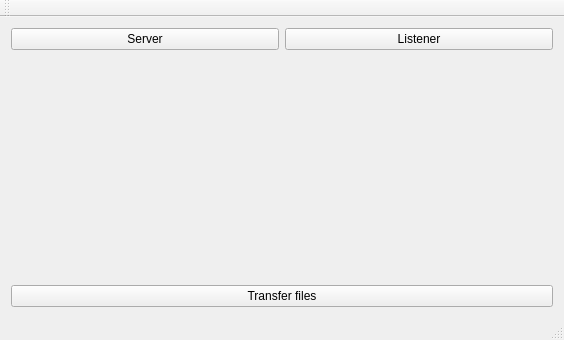
The window that mainwindow.ui (AntonHorbach/files_transmitter) describes before a commit, drawn with Qt 5.
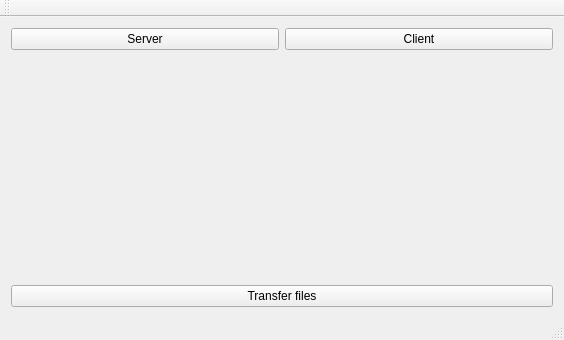
The same window after the commit.

The edit to the form file:
```diff
--- a/mainwindow.ui
+++ b/mainwindow.ui
@@ -18,7 +18,7 @@
     <item row="0" column="1">
      <widget class="QPushButton" name="listener_button">
       <property name="text">
-       <string>Listener</string>
+       <string>Client</string>
       </property>
      </widget>
     </item>
```
Left out of the diff: 2 changed lines with no effect on the pictures.
